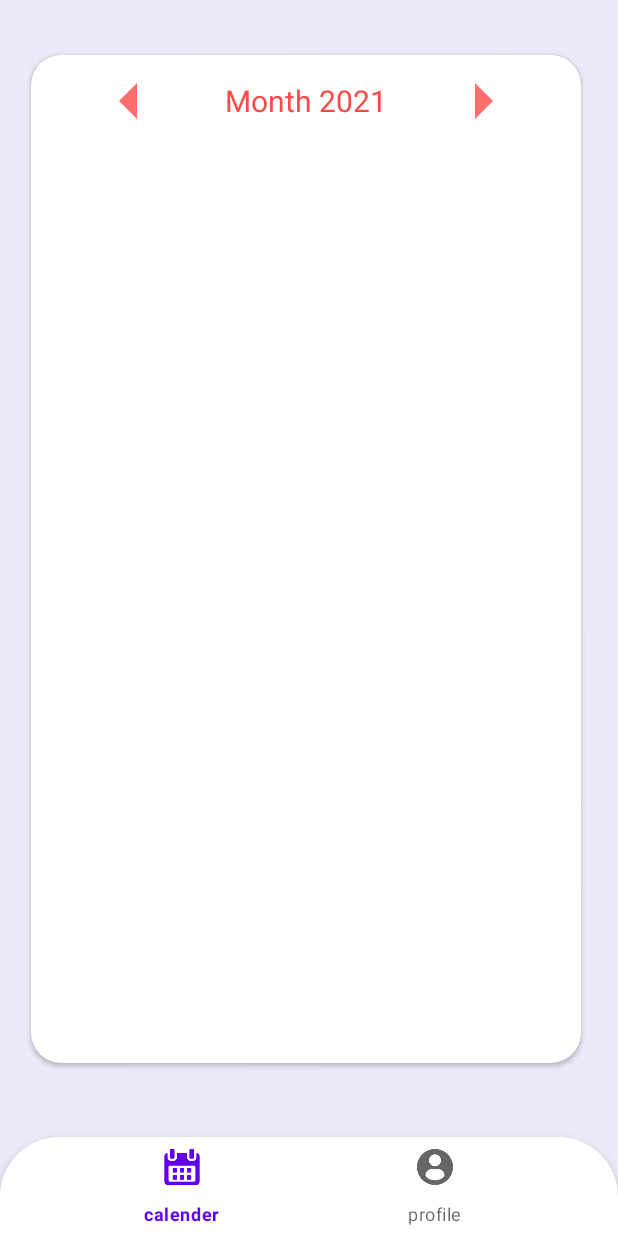
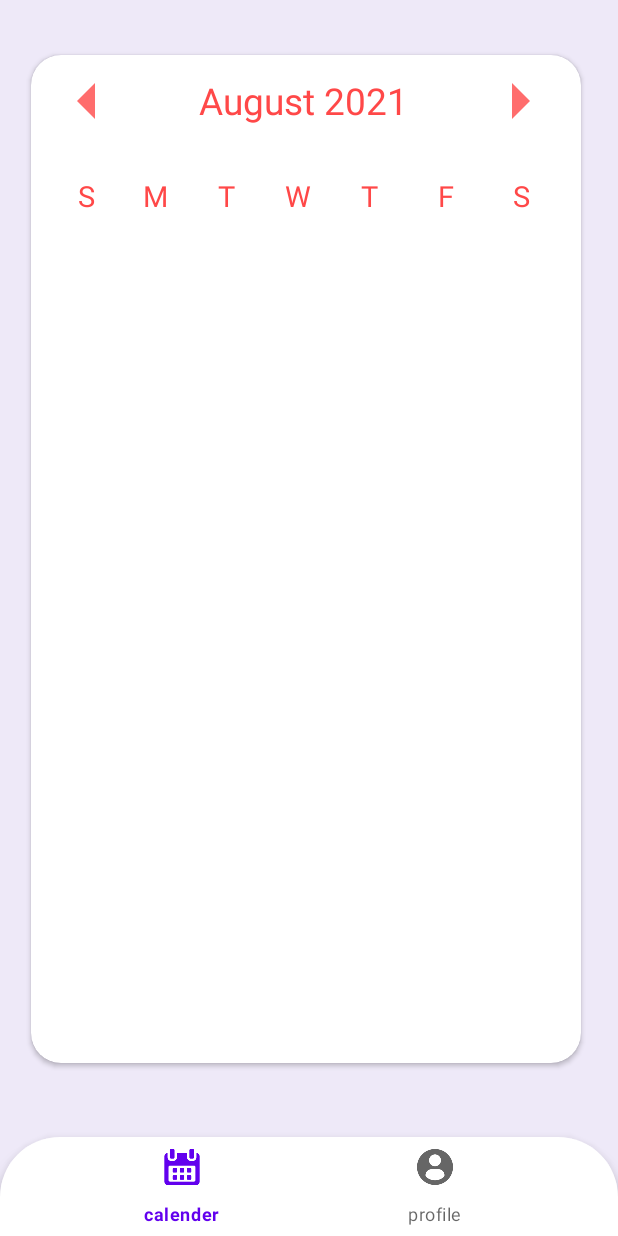
Before and after one commit to vishal206/DayMarker, an Android app: the screen it shows after launch once a user with an empty profile is signed in (HomeActivity), on a phone screen of 412 x 824 dp. Run offline under Robolectric (Android 15) with nearby library versions, the phone set to English and light mode, and no system bars; our stand-ins replace Firebase (no records; nobody signed in at launch, a user with empty details on screens opened directly).

Commit message:
custom calender view done

```diff
--- a/app/build.gradle
+++ b/app/build.gradle
@@ -41,4 +41,5 @@ dependencies {
     androidTestImplementation 'androidx.test.ext:junit:1.1.3'
     androidTestImplementation 'androidx.test.espresso:espresso-core:3.4.0'
 
+
 }
--- /dev/null
+++ b/app/src/main/java/com/example/daymarker/CustomCalenderView.java
@@ -0,0 +1,82 @@
+package com.example.daymarker;
+
+import android.content.Context;
+import android.provider.CalendarContract;
+import android.util.AttributeSet;
+import android.view.LayoutInflater;
+import android.view.View;
+import android.widget.GridView;
+import android.widget.ImageButton;
+import android.widget.LinearLayout;
+import android.widget.TextView;
+
+import androidx.annotation.Nullable;
+
+import java.text.SimpleDateFormat;
+import java.util.ArrayList;
+import java.util.Calendar;
+import java.util.Date;
+import java.util.List;
+import java.util.Locale;
+
+public class CustomCalenderView extends LinearLayout {
+
+    ImageButton btn_nxt,btn_previous;
+    TextView CurrentDate;
+    GridView gridView;
+    private static final int MAX_CALENDER_DAYS=42;
+    Calendar calendar=Calendar.getInstance(Locale.ENGLISH);
+    Context context;
+
+    SimpleDateFormat dateFormat=new SimpleDateFormat("MMMM yyyy",Locale.ENGLISH);
+    SimpleDateFormat monthFormat=new SimpleDateFormat("MMMM",Locale.ENGLISH);
+    SimpleDateFormat yearFormat=new SimpleDateFormat("yyyy",Locale.ENGLISH);
+
+
+    List<Date> dates=new ArrayList<>();
+    List<Events> eventsList=new ArrayList<>();
+
+
+    public CustomCalenderView(Context context) {
+        super(context);
+    }
+
+    public CustomCalenderView(Context context, @Nullable AttributeSet attrs) {
+        super(context, attrs);
+        this.context=context;
+        IntializeLayout();
+        SetUpCalender();
+        btn_previous.setOnClickListener(new OnClickListener() {
+            @Override
+            public void onClick(View v) {
+                calendar.add(Calendar.MONTH,-1);
+                SetUpCalender();
+            }
+        });
+        btn_nxt.setOnClickListener(new OnClickListener() {
+            @Override
+            public void onClick(View v) {
+                calendar.add(Calendar.MONTH,1);
+                SetUpCalender();
+            }
+        });
+    }
+
+    public CustomCalenderView(Context context, @Nullable AttributeSet attrs, int defStyleAttr) {
+        super(context, attrs, defStyleAttr);
+    }
+
+    private void IntializeLayout(){
+        LayoutInflater inflater=(LayoutInflater)context.getSystemService(Context.LAYOUT_INFLATER_SERVICE);
+        View view=inflater.inflate(R.layout.calendar_layout,this);
+        btn_nxt=view.findViewById(R.id.btn_nxt);
+        btn_previous=view.findViewById(R.id.btn_previous);
+        CurrentDate=view.findViewById(R.id.txt_month);
+        gridView=view.findViewById(R.id.GridView);
+
+    }
+    private void SetUpCalender(){
+        String currentDate=dateFormat.format(calendar.getTime());
+        CurrentDate.setText(currentDate);
+    }
+}
--- /dev/null
+++ b/app/src/main/java/com/example/daymarker/DBOpenHelper.java
@@ -0,0 +1,4 @@
+package com.example.daymarker;
+
+public class DBOpenHelper {
+}
--- /dev/null
+++ b/app/src/main/java/com/example/daymarker/Events.java
@@ -0,0 +1,53 @@
+package com.example.daymarker;
+
+public class Events {
+    String EVENT,TIME,DATE,MONTH,YEAR;
+
+    public Events(String EVENT, String TIME, String DATE, String MONTH, String YEAR) {
+        this.EVENT = EVENT;
+        this.TIME = TIME;
+        this.DATE = DATE;
+        this.MONTH = MONTH;
+        this.YEAR = YEAR;
+    }
+
+    public String getEVENT() {
+        return EVENT;
+    }
+
+    public void setEVENT(String EVENT) {
+        this.EVENT = EVENT;
+    }
+
+    public String getTIME() {
+        return TIME;
+    }
+
+    public void setTIME(String TIME) {
+        this.TIME = TIME;
+    }
+
+    public String getDATE() {
+        return DATE;
+    }
+
+    public void setDATE(String DATE) {
+        this.DATE = DATE;
+    }
+
+    public String getMONTH() {
+        return MONTH;
+    }
+
+    public void setMONTH(String MONTH) {
+        this.MONTH = MONTH;
+    }
+
+    public String getYEAR() {
+        return YEAR;
+    }
+
+    public void setYEAR(String YEAR) {
+        this.YEAR = YEAR;
+    }
+}
--- a/app/src/main/java/com/example/daymarker/HomeActivity.java
+++ b/app/src/main/java/com/example/daymarker/HomeActivity.java
@@ -6,10 +6,14 @@ import android.os.Bundle;
 
 public class HomeActivity extends AppCompatActivity {
 
+    CustomCalenderView customCalenderView;
     @Override
     protected void onCreate(Bundle savedInstanceState) {
         super.onCreate(savedInstanceState);
         setContentView(R.layout.activity_home);
+
+        customCalenderView=(CustomCalenderView)findViewById(R.id.custom_calender_view);
+
     }
 
 }
--- a/app/src/main/res/layout/activity_home.xml
+++ b/app/src/main/res/layout/activity_home.xml
@@ -7,123 +7,11 @@
     android:background="@color/app_back"
     tools:context=".HomeActivity">
 
-    <androidx.cardview.widget.CardView
-        android:layout_width="0dp"
-        android:layout_height="0dp"
-        app:cardCornerRadius="20dp"
-        android:backgroundTint="@color/white"
-        app:layout_constraintBottom_toTopOf="@+id/guideline17"
-        app:layout_constraintEnd_toStartOf="@+id/guideline15"
-        app:layout_constraintStart_toStartOf="@+id/guideline3"
-        app:layout_constraintTop_toTopOf="@+id/guideline16" >
-        <androidx.constraintlayout.widget.ConstraintLayout
-            android:layout_width="match_parent"
-            android:layout_height="match_parent">
+   <com.example.daymarker.CustomCalenderView
+       android:layout_width="match_parent"
+       android:layout_height="match_parent"
+       android:id="@+id/custom_calender_view">
 
-            <TextView
-                android:id="@+id/textView2"
-                android:layout_width="wrap_content"
-                android:layout_height="0dp"
-                android:gravity="center"
-                android:text="Month 2021"
-                android:textColor="@color/btn_colour"
-                android:textSize="20sp"
-                app:layout_constraintBottom_toTopOf="@+id/guideline20"
-                app:layout_constraintEnd_toEndOf="parent"
-                app:layout_constraintStart_toStartOf="parent"
-                app:layout_constraintTop_toTopOf="@+id/guideline19" />
-
-            <ImageButton
-                android:id="@+id/imageButton"
-                android:layout_width="wrap_content"
-                android:layout_height="0dp"
-                android:background="@null"
-                android:src="@drawable/ic_action_back_arrow"
-                app:layout_constraintBottom_toTopOf="@+id/guideline20"
-                app:layout_constraintEnd_toStartOf="@+id/textView2"
-                app:layout_constraintStart_toStartOf="parent"
-                app:layout_constraintTop_toTopOf="@+id/guideline19" />
-
-            <androidx.constraintlayout.widget.Guideline
-                android:id="@+id/guideline19"
-                android:layout_width="wrap_content"
-                android:layout_height="wrap_content"
-                android:orientation="horizontal"
-                app:layout_constraintGuide_percent="0.02" />
-
-            <androidx.constraintlayout.widget.Guideline
-                android:id="@+id/guideline20"
-                android:layout_width="wrap_content"
-                android:layout_height="wrap_content"
-                android:orientation="horizontal"
-                app:layout_constraintGuide_percent="0.07" />
-
-            <ImageButton
-                android:id="@+id/imageButton2"
-                android:layout_width="wrap_content"
-                android:layout_height="0dp"
-                android:background="@null"
-                app:layout_constraintBottom_toTopOf="@+id/guideline20"
-                app:layout_constraintEnd_toEndOf="parent"
-                app:layout_constraintStart_toEndOf="@+id/textView2"
-                app:layout_constraintTop_toTopOf="@+id/guideline19"
-                app:srcCompat="@drawable/ic_action_next_arrow" />
-
-
-        </androidx.constraintlayout.widget.ConstraintLayout>
-
-
-
-    </androidx.cardview.widget.CardView>
-
-    <com.google.android.material.bottomnavigation.BottomNavigationView
-        android:id="@+id/navigation"
-        android:layout_width="0dp"
-        android:layout_height="0dp"
-        android:layout_gravity="bottom"
-        android:background="@drawable/my_bar"
-        app:labelVisibilityMode="labeled"
-        app:layout_constraintBottom_toBottomOf="parent"
-        app:layout_constraintEnd_toEndOf="parent"
-        app:layout_constraintStart_toStartOf="parent"
-        app:layout_constraintTop_toTopOf="@+id/guideline18"
-        app:menu="@menu/my_menu">
-
-    </com.google.android.material.bottomnavigation.BottomNavigationView>
-
-    <androidx.constraintlayout.widget.Guideline
-        android:id="@+id/guideline3"
-        android:layout_width="wrap_content"
-        android:layout_height="wrap_content"
-        android:orientation="vertical"
-        app:layout_constraintGuide_percent="0.050890584" />
-
-    <androidx.constraintlayout.widget.Guideline
-        android:id="@+id/guideline15"
-        android:layout_width="wrap_content"
-        android:layout_height="wrap_content"
-        android:orientation="vertical"
-        app:layout_constraintGuide_percent="0.94" />
-
-    <androidx.constraintlayout.widget.Guideline
-        android:id="@+id/guideline16"
-        android:layout_width="wrap_content"
-        android:layout_height="wrap_content"
-        android:orientation="horizontal"
-        app:layout_constraintGuide_percent="0.044585988" />
-
-    <androidx.constraintlayout.widget.Guideline
-        android:id="@+id/guideline17"
-        android:layout_width="wrap_content"
-        android:layout_height="wrap_content"
-        android:orientation="horizontal"
-        app:layout_constraintGuide_percent="0.86" />
-
-    <androidx.constraintlayout.widget.Guideline
-        android:id="@+id/guideline18"
-        android:layout_width="wrap_content"
-        android:layout_height="wrap_content"
-        android:orientation="horizontal"
-        app:layout_constraintGuide_percent="0.92" />
+   </com.example.daymarker.CustomCalenderView>
 
 </androidx.constraintlayout.widget.ConstraintLayout>
--- /dev/null
+++ b/app/src/main/res/layout/calendar_layout.xml
@@ -0,0 +1,321 @@
+<?xml version="1.0" encoding="utf-8"?>
+<androidx.constraintlayout.widget.ConstraintLayout xmlns:android="http://schemas.android.com/apk/res/android"
+    android:layout_width="match_parent"
+    android:layout_height="match_parent"
+    android:background="@color/app_back"
+    xmlns:app="http://schemas.android.com/apk/res-auto">
+
+    <androidx.cardview.widget.CardView
+        android:layout_width="0dp"
+        android:layout_height="0dp"
+        app:cardCornerRadius="20dp"
+        android:backgroundTint="@color/white"
+        app:layout_constraintBottom_toTopOf="@+id/guideline17"
+        app:layout_constraintEnd_toStartOf="@+id/guideline15"
+        app:layout_constraintStart_toStartOf="@+id/guideline3"
+        app:layout_constraintTop_toTopOf="@+id/guideline16" >
+
+        <androidx.constraintlayout.widget.ConstraintLayout
+            android:layout_width="match_parent"
+            android:layout_height="match_parent">
+
+            <TextView
+                android:id="@+id/txt_month"
+                android:layout_width="0dp"
+                android:layout_height="0dp"
+                android:autoSizeTextType="uniform"
+                android:gravity="center"
+                android:text="Month 2021"
+                android:textColor="@color/btn_colour"
+                app:layout_constraintBottom_toTopOf="@+id/guideline20"
+                app:layout_constraintEnd_toStartOf="@+id/guideline24"
+                app:layout_constraintStart_toStartOf="@+id/guideline23"
+                app:layout_constraintTop_toTopOf="@+id/guideline19" />
+
+            <ImageButton
+                android:id="@+id/btn_previous"
+                android:layout_width="wrap_content"
+                android:layout_height="0dp"
+                android:background="@null"
+                android:src="@drawable/ic_action_back_arrow"
+                app:layout_constraintBottom_toTopOf="@+id/guideline20"
+                app:layout_constraintEnd_toStartOf="@+id/guideline25"
+                app:layout_constraintStart_toStartOf="@+id/guideline23"
+                app:layout_constraintTop_toTopOf="@+id/guideline19" />
+
+            <ImageButton
+                android:id="@+id/btn_nxt"
+                android:layout_width="wrap_content"
+                android:layout_height="0dp"
+                android:background="@null"
+                app:layout_constraintBottom_toTopOf="@+id/guideline20"
+                app:layout_constraintEnd_toStartOf="@+id/guideline24"
+                app:layout_constraintStart_toStartOf="@+id/guideline30"
+                app:layout_constraintTop_toTopOf="@+id/guideline19"
+                app:srcCompat="@drawable/ic_action_next_arrow" />
+
+            <TextView
+                android:id="@+id/textView4"
+                android:layout_width="0dp"
+                android:layout_height="0dp"
+                android:autoSizeTextType="uniform"
+                android:text="S"
+                android:gravity="center"
+                android:textColor="@color/btn_colour"
+                app:layout_constraintBottom_toTopOf="@+id/guideline22"
+                app:layout_constraintEnd_toStartOf="@+id/guideline25"
+                app:layout_constraintStart_toStartOf="@+id/guideline23"
+                app:layout_constraintTop_toTopOf="@+id/guideline21"
+                app:layout_constraintVertical_bias="0.454" />
+
+            <TextView
+                android:id="@+id/textView5"
+                android:layout_width="0dp"
+                android:layout_height="0dp"
+                android:gravity="center"
+                android:autoSizeTextType="uniform"
+                android:text="M"
+                android:textColor="@color/btn_colour"
+                app:layout_constraintBottom_toTopOf="@+id/guideline22"
+                app:layout_constraintEnd_toStartOf="@+id/guideline26"
+                app:layout_constraintStart_toStartOf="@+id/guideline25"
+                app:layout_constraintTop_toTopOf="@+id/guideline21"
+                app:layout_constraintVertical_bias="0.454" />
+
+            <TextView
+                android:id="@+id/textView6"
+                android:layout_width="0dp"
+                android:layout_height="0dp"
+                android:gravity="center"
+                android:autoSizeTextType="uniform"
+                android:text="T"
+                android:textColor="@color/btn_colour"
+                app:layout_constraintBottom_toTopOf="@+id/guideline22"
+                app:layout_constraintEnd_toStartOf="@+id/guideline27"
+                app:layout_constraintStart_toStartOf="@+id/guideline26"
+                app:layout_constraintTop_toTopOf="@+id/guideline21"
+                app:layout_constraintVertical_bias="0.454" />
+
+            <TextView
+                android:id="@+id/textView7"
+                android:layout_width="0dp"
+                android:layout_height="0dp"
+                android:autoSizeTextType="uniform"
+                android:gravity="center"
+                android:text="W"
+                android:textColor="@color/btn_colour"
+                app:layout_constraintBottom_toTopOf="@+id/guideline22"
+                app:layout_constraintEnd_toStartOf="@+id/guideline28"
+                app:layout_constraintStart_toStartOf="@+id/guideline27"
+                app:layout_constraintTop_toTopOf="@+id/guideline21"
+                app:layout_constraintVertical_bias="0.454" />
+
+            <TextView
+                android:id="@+id/textView8"
+                android:layout_width="0dp"
+                android:layout_height="0dp"
+                android:autoSizeTextType="uniform"
+                android:text="T"
+                android:gravity="center"
+                android:textColor="@color/btn_colour"
+                app:layout_constraintBottom_toTopOf="@+id/guideline22"
+                app:layout_constraintEnd_toStartOf="@+id/guideline29"
+                app:layout_constraintStart_toStartOf="@+id/guideline28"
+                app:layout_constraintTop_toTopOf="@+id/guideline21"
+                app:layout_constraintVertical_bias="0.454" />
+
+            <TextView
+                android:id="@+id/textView9"
+                android:layout_width="0dp"
+                android:layout_height="0dp"
+                android:autoSizeTextType="uniform"
+                android:text="F"
+                android:gravity="center"
+                android:textColor="@color/btn_colour"
+                app:layout_constraintBottom_toTopOf="@+id/guideline22"
+                app:layout_constraintEnd_toStartOf="@+id/guideline30"
+                app:layout_constraintStart_toStartOf="@+id/guideline29"
+                app:layout_constraintTop_toTopOf="@+id/guideline21"
+                app:layout_constraintVertical_bias="0.454" />
+
+            <TextView
+                android:id="@+id/textView10"
+                android:layout_width="0dp"
+                android:layout_height="0dp"
+                android:autoSizeTextType="uniform"
+                android:text="S"
+                android:gravity="center"
+                android:textColor="@color/btn_colour"
+                app:layout_constraintBottom_toTopOf="@+id/guideline22"
+                app:layout_constraintEnd_toStartOf="@+id/guideline24"
+                app:layout_constraintStart_toStartOf="@+id/guideline30"
+                app:layout_constraintTop_toTopOf="@+id/guideline21"
+                app:layout_constraintVertical_bias="0.454" />
+
+            <GridView
+                android:layout_width="0dp"
+                android:layout_height="0dp"
+                android:id="@+id/GridView"
+                android:numColumns="7"
+                app:layout_constraintBottom_toTopOf="@+id/guideline32"
+                app:layout_constraintEnd_toStartOf="@+id/guideline24"
+                app:layout_constraintStart_toStartOf="@+id/guideline23"
+                app:layout_constraintTop_toTopOf="@+id/guideline31" >
+
+            </GridView>
+
+            <androidx.constraintlayout.widget.Guideline
+                android:id="@+id/guideline20"
+                android:layout_width="wrap_content"
+                android:layout_height="wrap_content"
+                android:orientation="horizontal"
+                app:layout_constraintGuide_percent="0.07" />
+
+            <androidx.constraintlayout.widget.Guideline
+                android:id="@+id/guideline19"
+                android:layout_width="wrap_content"
+                android:layout_height="wrap_content"
+                android:orientation="horizontal"
+                app:layout_constraintGuide_percent="0.02" />
+
+            <androidx.constraintlayout.widget.Guideline
+                android:id="@+id/guideline21"
+                android:layout_width="wrap_content"
+                android:layout_height="wrap_content"
+                android:orientation="horizontal"
+                app:layout_constraintGuide_percent="0.12" />
+
+            <androidx.constraintlayout.widget.Guideline
+                android:id="@+id/guideline22"
+                android:layout_width="wrap_content"
+                android:layout_height="wrap_content"
+                android:orientation="horizontal"
+                app:layout_constraintGuide_percent="0.16" />
+
+            <androidx.constraintlayout.widget.Guideline
+                android:id="@+id/guideline31"
+                android:layout_width="wrap_content"
+                android:layout_height="wrap_content"
+                android:orientation="horizontal"
+                app:layout_constraintGuide_percent="0.2" />
+
+            <androidx.constraintlayout.widget.Guideline
+                android:id="@+id/guideline32"
+                android:layout_width="wrap_content"
+                android:layout_height="wrap_content"
+                android:orientation="horizontal"
+                app:layout_constraintGuide_percent="0.97" />
+
+            <androidx.constraintlayout.widget.Guideline
+                android:id="@+id/guideline23"
+                android:layout_width="wrap_content"
+                android:layout_height="wrap_content"
+                android:orientation="vertical"
+                app:layout_constraintGuide_percent="0.04" />
+
+            <androidx.constraintlayout.widget.Guideline
+                android:id="@+id/guideline25"
+                android:layout_width="wrap_content"
+                android:layout_height="wrap_content"
+                android:orientation="vertical"
+                app:layout_constraintGuide_percent="0.16" />
+
+            <androidx.constraintlayout.widget.Guideline
+                android:id="@+id/guideline26"
+                android:layout_width="wrap_content"
+                android:layout_height="wrap_content"
+                android:orientation="vertical"
+                app:layout_constraintGuide_percent="0.29" />
+
+            <androidx.constraintlayout.widget.Guideline
+                android:id="@+id/guideline27"
+                android:layout_width="wrap_content"
+                android:layout_height="wrap_content"
+                android:orientation="vertical"
+                app:layout_constraintGuide_percent="0.42" />
+
+            <androidx.constraintlayout.widget.Guideline
+                android:id="@+id/guideline28"
+                android:layout_width="wrap_content"
+                android:layout_height="wrap_content"
+                android:orientation="vertical"
+                app:layout_constraintGuide_percent="0.55" />
+
+            <androidx.constraintlayout.widget.Guideline
+                android:id="@+id/guideline29"
+                android:layout_width="wrap_content"
+                android:layout_height="wrap_content"
+                android:orientation="vertical"
+                app:layout_constraintGuide_percent="0.68" />
+
+            <androidx.constraintlayout.widget.Guideline
+                android:id="@+id/guideline30"
+                android:layout_width="wrap_content"
+                android:layout_height="wrap_content"
+                android:orientation="vertical"
+                app:layout_constraintGuide_percent="0.83" />
+
+            <androidx.constraintlayout.widget.Guideline
+                android:id="@+id/guideline24"
+                android:layout_width="wrap_content"
+                android:layout_height="wrap_content"
+                android:orientation="vertical"
+                app:layout_constraintGuide_percent="0.95" />
+
+
+        </androidx.constraintlayout.widget.ConstraintLayout>
+
+
+
+    </androidx.cardview.widget.CardView>
+
+    <com.google.android.material.bottomnavigation.BottomNavigationView
+        android:id="@+id/navigation"
+        android:layout_width="0dp"
+        android:layout_height="0dp"
+        android:layout_gravity="bottom"
+        android:background="@drawable/my_bar"
+        app:labelVisibilityMode="labeled"
+        app:layout_constraintBottom_toBottomOf="parent"
+        app:layout_constraintEnd_toEndOf="parent"
+        app:layout_constraintStart_toStartOf="parent"
+        app:layout_constraintTop_toTopOf="@+id/guideline18"
+        app:menu="@menu/my_menu">
+
+    </com.google.android.material.bottomnavigation.BottomNavigationView>
+
+    <androidx.constraintlayout.widget.Guideline
+        android:id="@+id/guideline3"
+        android:layout_width="wrap_content"
+        android:layout_height="wrap_content"
+        android:orientation="vertical"
+        app:layout_constraintGuide_percent="0.050890584" />
+
+    <androidx.constraintlayout.widget.Guideline
+        android:id="@+id/guideline15"
+        android:layout_width="wrap_content"
+        android:layout_height="wrap_content"
+        android:orientation="vertical"
+        app:layout_constraintGuide_percent="0.94" />
+
+    <androidx.constraintlayout.widget.Guideline
+        android:id="@+id/guideline16"
+        android:layout_width="wrap_content"
+        android:layout_height="wrap_content"
+        android:orientation="horizontal"
+        app:layout_constraintGuide_percent="0.044585988" />
+
+    <androidx.constraintlayout.widget.Guideline
+        android:id="@+id/guideline17"
+        android:layout_width="wrap_content"
+        android:layout_height="wrap_content"
+        android:orientation="horizontal"
+        app:layout_constraintGuide_percent="0.86" />
+
+    <androidx.constraintlayout.widget.Guideline
+        android:id="@+id/guideline18"
+        android:layout_width="wrap_content"
+        android:layout_height="wrap_content"
+        android:orientation="horizontal"
+        app:layout_constraintGuide_percent="0.92" />
+</androidx.constraintlayout.widget.ConstraintLayout>
```
